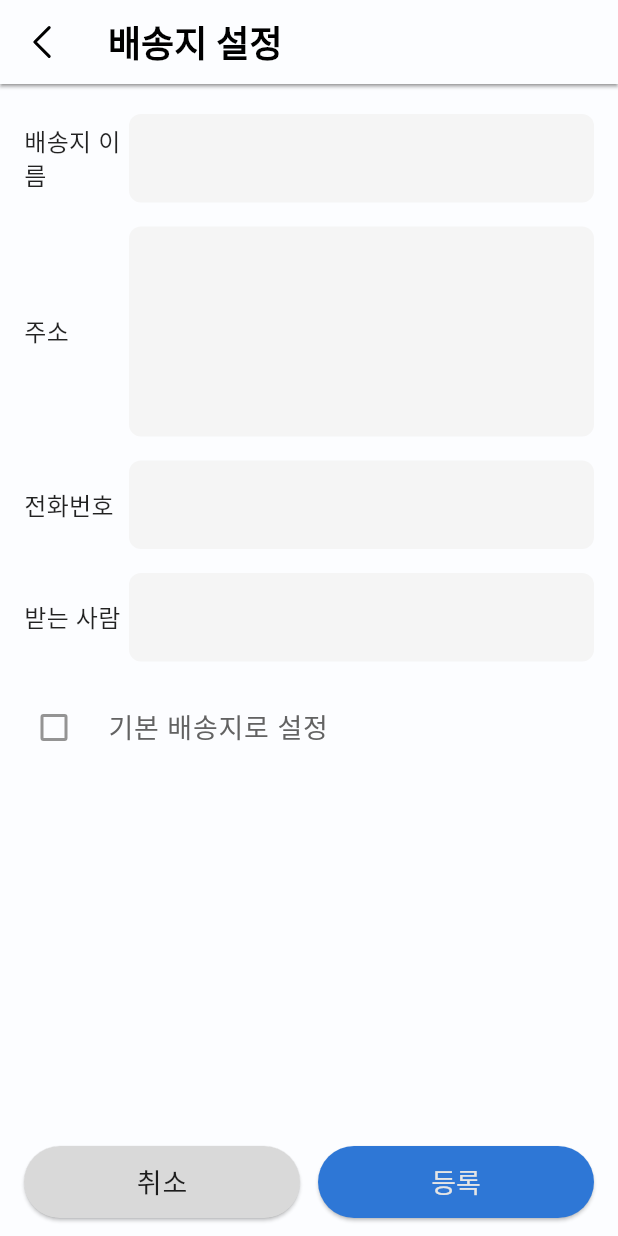
After one commit to LIKELION-Android-Bootcamp-4th/AOS-04-officeShoppingMall, a Flutter app: the DestSettingScreen screen opened by its route, on a phone screen of 412 x 824 dp. The commit adds this screen. Run offline on Flutter 3.47's test engine with Material 3 defaults, Android fonts, the phone set to English and light mode, and no system bars; our stand-ins replace dio, flutter_bloc, flutter_svg, fluttertoast, google_fonts, pretty_dio_logger and 2 more; accounts and stored records are empty.

Commit message:
feat: 배송지 설정 화면 구현

```diff
--- /dev/null
+++ b/lib/feature/setting/ui/dest_setting_screen.dart
@@ -0,0 +1,155 @@
+import 'package:flutter/material.dart';
+import 'package:office_shopping_mall/core/theme/theme.dart';
+import 'package:office_shopping_mall/core/widgets/app_bar/custom_app_bar.dart';
+
+
+class DestSettingScreen extends StatefulWidget {
+  const DestSettingScreen({super.key});
+
+  @override
+  State<DestSettingScreen> createState() => _DestSettingScreenState();
+}
+
+class _DestSettingScreenState extends State<DestSettingScreen> {
+  final _formKey = GlobalKey<FormState>();
+  final _nameCtrl = TextEditingController();
+  final _addressCtrl = TextEditingController();
+  final _phoneCtrl = TextEditingController();
+  final _recipientCtrl = TextEditingController();
+  bool _isDefault = false;
+
+  @override
+  void dispose() {
+    _nameCtrl.dispose();
+    _addressCtrl.dispose();
+    _phoneCtrl.dispose();
+    _recipientCtrl.dispose();
+    super.dispose();
+  }
+
+  @override
+  Widget build(BuildContext context) {
+    return Scaffold(
+      appBar: CustomAppBar(title: '배송지 설정',),
+      body: SafeArea(
+        child: Padding(
+          padding: const EdgeInsets.only(left: 16, top: 20, right: 16, bottom: 16),
+          child: Form(
+            key: _formKey,
+            child: ListView(
+              children: [
+                // 배송지 이름
+                Row(
+                  children: [
+                    SizedBox(
+                    width: 70,
+                    child: Text('배송지 이름', style: Theme.of(context).textTheme.bodyMedium),
+                  ),
+                    Expanded(
+                      child: TextFormField(
+                        controller: _nameCtrl,
+                        validator: (v) => (v == null || v.isEmpty) ? '배송지 이름을 입력해주세요.' : null,
+                      ),
+                    ),
+                  ],
+                ),
+                const SizedBox(height: 16),
+
+                // 주소
+                Row(
+                  children: [
+                    SizedBox(
+                      width: 70,
+                      child: Text('주소', style: Theme.of(context).textTheme.bodyMedium),
+                    ),
+                    Expanded(
+                      child: TextFormField(
+                        controller: _addressCtrl,
+                        maxLines: 4,
+                        validator: (v) => (v == null || v.isEmpty) ? '주소를 입력해주세요.' : null,
+                      ),
+                    ),
+                  ],
+                ),
+                const SizedBox(height: 16),
+
+                // 전화번호
+                Row(
+                  children: [
+                    SizedBox(
+                      width: 70,
+                      child: Text('전화번호', style: Theme.of(context).textTheme.bodyMedium),
+                    ),
+                    Expanded(
+                      child: TextFormField(
+                        controller: _phoneCtrl,
+                        keyboardType: TextInputType.phone,
+                        validator: (v) {
+                          if (v == null || v.isEmpty) return '전화번호를 입력해주세요.';
+                          final reg = RegExp(r'^\d{2,3}-\d{3,4}-\d{4}$');
+                          if (!reg.hasMatch(v)) return '올바른 전화번호 형식이 아닙니다.';
+                          return null;
+                        },
+                      ),
+                    ),
+                  ],
+                ),
+                const SizedBox(height: 16),
+
+                // 받는 사람
+                Row(
+                  children: [
+                    SizedBox(
+                      width: 70,
+                      child: Text('받는 사람', style: Theme.of(context).textTheme.bodyMedium),
+                    ),
+                    Expanded(
+                      child: TextFormField(
+                        controller: _recipientCtrl,
+                        validator: (v) => (v == null || v.isEmpty) ? '받는 사람 이름을 입력해주세요.' : null,
+                      ),
+                    ),
+                  ],
+                ),
+                const SizedBox(height: 16),
+
+                // 기본 배송지 설정
+                CheckboxListTile(
+                  contentPadding: EdgeInsets.zero,
+                  title: const Text('기본 배송지로 설정'),
+                  controlAffinity: ListTileControlAffinity.leading,
+                  value: _isDefault,
+                  onChanged: (v) => setState(() => _isDefault = v ?? false),
+                ),
+              ],
+            ),
+          ),
+        ),
+      ),
+
+      // 취소 / 등록 버튼
+      bottomNavigationBar: Padding(
+        padding: const EdgeInsets.symmetric(horizontal: 16, vertical: 12),
+        child: Row(
+          children: [
+            Expanded(
+              child: ElevatedButton(
+                onPressed: (){},
+                style: ElevatedButton.styleFrom(backgroundColor: appColorScheme().surfaceContainer),
+                child: Text('취소', style: Theme.of(context).textTheme.bodyLarge,),
+              ),
+            ),
+            const SizedBox(width: 12),
+            Expanded(
+              child: ElevatedButton(
+                onPressed: (){},
+                child: const Text('등록'),
+              ),
+            ),
+          ],
+        ),
+      ),
+
+    );
+  }
+}
--- a/lib/feature/setting/ui/user_info_tab.dart
+++ b/lib/feature/setting/ui/user_info_tab.dart
@@ -1,5 +1,6 @@
 import 'package:flutter/material.dart';
 import 'package:flutter_svg/svg.dart';
+import 'package:office_shopping_mall/core/constants/app_routes.dart';
 import 'package:office_shopping_mall/core/theme/theme.dart';
 
 class UserInfoTab extends StatefulWidget {
@@ -89,7 +90,7 @@ class _UserInfoTabState extends State<UserInfoTab> {
                     children: [
                       SizedBox(
                         width: 70,
-                        child: Text('이름', style: Theme.of(context).textTheme.bodyLarge),
+                        child: Text('이름', style: Theme.of(context).textTheme.bodyMedium),
                       ),
                       Expanded(
                         child: TextFormField(
@@ -104,7 +105,7 @@ class _UserInfoTabState extends State<UserInfoTab> {
                     children: [
                       SizedBox(
                         width: 70,
-                        child: Text('전화번호', style: Theme.of(context).textTheme.bodyLarge),
+                        child: Text('전화번호', style: Theme.of(context).textTheme.bodyMedium),
                       ),
                       Expanded(
                         child: TextFormField(
@@ -120,7 +121,7 @@ class _UserInfoTabState extends State<UserInfoTab> {
                     children: [
                       SizedBox(
                         width: 70,
-                        child: Text('이메일', style: Theme.of(context).textTheme.bodyLarge),
+                        child: Text('이메일', style: Theme.of(context).textTheme.bodyMedium),
                       ),
                       Expanded(
                         child: TextFormField(
@@ -136,7 +137,7 @@ class _UserInfoTabState extends State<UserInfoTab> {
                     children: [
                       SizedBox(
                         width: 70,
-                        child: Text('비밀번호', style: Theme.of(context).textTheme.bodyLarge),
+                        child: Text('비밀번호', style: Theme.of(context).textTheme.bodyMedium),
                       ),
                       Expanded(
                         child: TextFormField(
```
